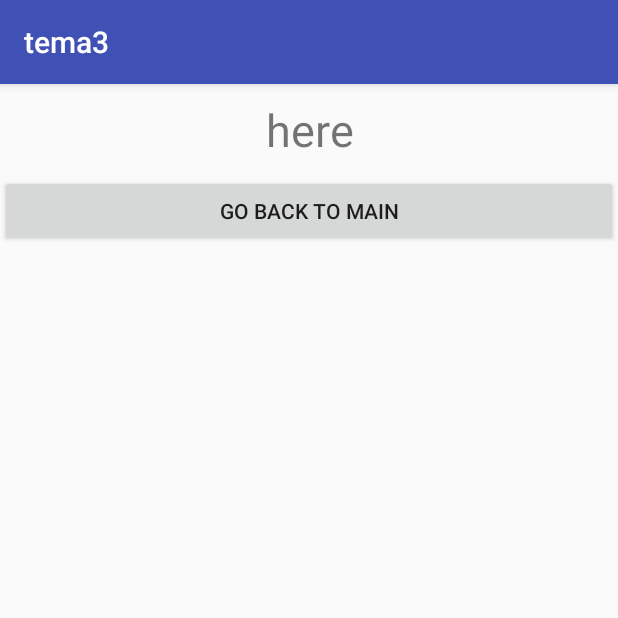
After one commit to RobertOprea/android_homework_bogdan, an Android app: the SecondActivity screen opened directly, with no data from a screen before it, on a phone screen of 412 x 824 dp, the top half of it. The commit adds this screen. Run offline under Robolectric (Android 15) with nearby library versions, the phone set to English and light mode, and no system bars; 1 statement that could not run was skipped.

Commit message:
tema3 - fara optional

```diff
--- /dev/null
+++ b/tema3/app/src/main/java/com/courses/bogdan/tema3/SecondActivity.java
@@ -0,0 +1,49 @@
+package com.courses.bogdan.tema3;
+
+import android.content.Intent;
+import android.os.Bundle;
+import android.support.v4.app.ActivityCompat;
+import android.support.v7.app.AppCompatActivity;
+import android.view.View;
+import android.widget.Button;
+import android.widget.TextView;
+
+/**
+ * Created by Bogdan on 12/6/2017.
+ */
+
+public class SecondActivity extends AppCompatActivity{
+
+    TextView textView;
+    ObjectToSend objRecieved;
+    Intent intent;
+    Button button;
+
+    protected void onCreate(Bundle savedInstanceState) {
+        super.onCreate(savedInstanceState);
+        setContentView(R.layout.second_activity);
+
+        textView = (TextView) findViewById(R.id.textSecondActivity);
+        objRecieved = (ObjectToSend) getIntent().getSerializableExtra("MyClass");
+        button = (Button) findViewById(R.id.goBack);
+
+        textView.setText(objRecieved.getFirstName());
+        button.setOnClickListener(new View.OnClickListener() {
+            @Override
+            public void onClick(View v) {
+                finishWithResult();
+            }
+        });
+
+    }
+
+    private void finishWithResult()
+    {
+        Bundle conData = new Bundle();
+        conData.putString("results", "Going back");
+        intent = new Intent();
+        intent.putExtras(conData);
+        setResult(RESULT_OK, intent);
+        finish();
+    }
+}
--- /dev/null
+++ b/tema3/app/src/main/res/layout/second_activity.xml
@@ -0,0 +1,20 @@
+<?xml version="1.0" encoding="utf-8"?>
+<LinearLayout xmlns:android="http://schemas.android.com/apk/res/android"
+    android:orientation="vertical" android:layout_width="match_parent"
+    android:layout_height="match_parent">
+
+    <TextView
+        android:id="@+id/textSecondActivity"
+        android:layout_width="match_parent"
+        android:layout_height="wrap_content"
+        android:layout_margin="10dp"
+        android:textSize="30dp"
+        android:textAlignment="center"
+        android:text="here"/>
+    <Button
+        android:layout_width="match_parent"
+        android:layout_height="wrap_content"
+        android:id="@+id/goBack"
+        android:text="Go back to Main"/>
+
+</LinearLayout>
--- a/tema3/app/src/main/res/values/colors.xml
+++ b/tema3/app/src/main/res/values/colors.xml
@@ -3,4 +3,5 @@
     <color name="colorPrimary">#3F51B5</color>
     <color name="colorPrimaryDark">#303F9F</color>
     <color name="colorAccent">#FF4081</color>
+    <color name="yellow">#FFFF00</color>
 </resources>
```
Also changed, not shown: tema3/app/src/main/AndroidManifest.xml (+7 -0 lines), tema3/app/src/main/java/com/courses/bogdan/tema3/MainActivity.java (+65 -0 lines), tema3/app/src/main/java/com/courses/bogdan/tema3/ObjectToSend.java (added, +63 -0 lines), tema3/app/src/main/java/com/courses/bogdan/tema3/ThirdActivity.java (added, +18 -0 lines), tema3/app/src/main/res/layout/activity_main.xml (+18 -6 lines), tema3/app/src/main/res/layout/third_activity.xml (added, +9 -0 lines).
